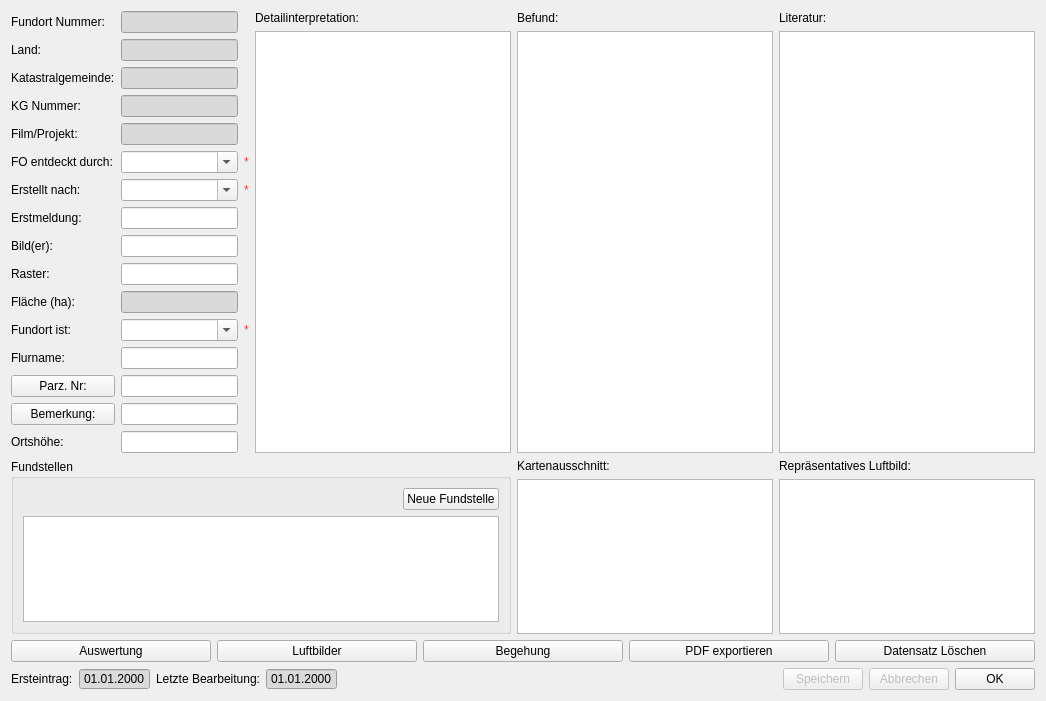
Above: APIS/forms/apis_site_form.ui from APIS-Luftbildarchiv/APIS before the change. Below: the same form after it.
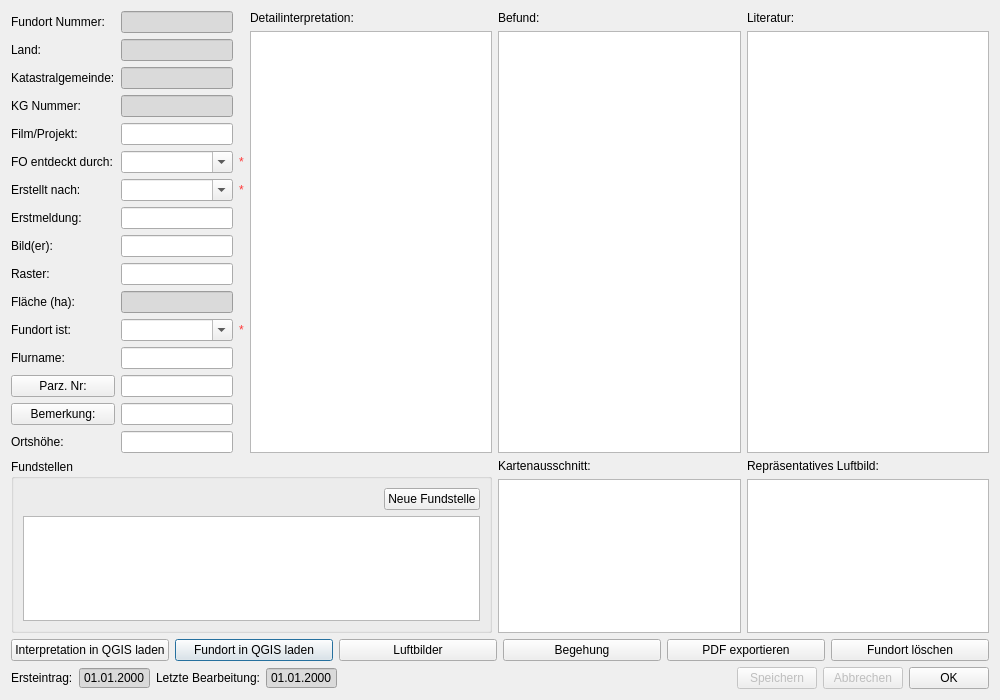
That is the form after the change. Icons and pictures are not drawn.

```diff
--- a/APIS/forms/apis_site_form.ui
+++ b/APIS/forms/apis_site_form.ui
@@ -9,8 +9,8 @@
    <rect>
     <x>0</x>
     <y>0</y>
-    <width>1046</width>
-    <height>701</height>
+    <width>1000</width>
+    <height>700</height>
    </rect>
   </property>
   <property name="windowTitle">
@@ -88,6 +88,9 @@
        <property name="styleSheet">
         <string notr="true">background-color: rgb(218, 218, 218);</string>
        </property>
+       <property name="readOnly">
+        <bool>true</bool>
+       </property>
       </widget>
      </item>
      <item row="4" column="0">
@@ -100,10 +103,10 @@
      <item row="4" column="1">
       <widget class="QLineEdit" name="uiProjectOrFilmEdit">
        <property name="styleSheet">
-        <string notr="true">background-color: rgb(218, 218, 218);</string>
+        <string notr="true"/>
        </property>
        <property name="readOnly">
-        <bool>true</bool>
+        <bool>false</bool>
        </property>
       </widget>
      </item>
@@ -447,7 +450,7 @@
         <string/>
        </property>
        <property name="text">
-        <string>Auswertung</string>
+        <string>Interpretation in QGIS laden</string>
        </property>
        <property name="icon">
         <iconset resource="resource.qrc">
@@ -464,6 +467,23 @@
        </property>
       </widget>
      </item>
+     <item>
+      <widget class="QPushButton" name="pushButton">
+       <property name="text">
+        <string>Fundort in QGIS laden</string>
+       </property>
+       <property name="icon">
+        <iconset resource="resource.qrc">
+         <normaloff>:/plugins/APIS/icons/sites.png</normaloff>:/plugins/APIS/icons/sites.png</iconset>
+       </property>
+       <property name="iconSize">
+        <size>
+         <width>30</width>
+         <height>30</height>
+        </size>
+       </property>
+      </widget>
+     </item>
      <item>
       <widget class="QPushButton" name="uiListImagesOfSiteBtn">
        <property name="text">
@@ -527,7 +547,7 @@
      <item>
       <widget class="QPushButton" name="uiDeleteSiteBtn">
        <property name="text">
-        <string>Datensatz Löschen</string>
+        <string>Fundort löschen</string>
        </property>
        <property name="icon">
         <iconset resource="resource.qrc">
```
